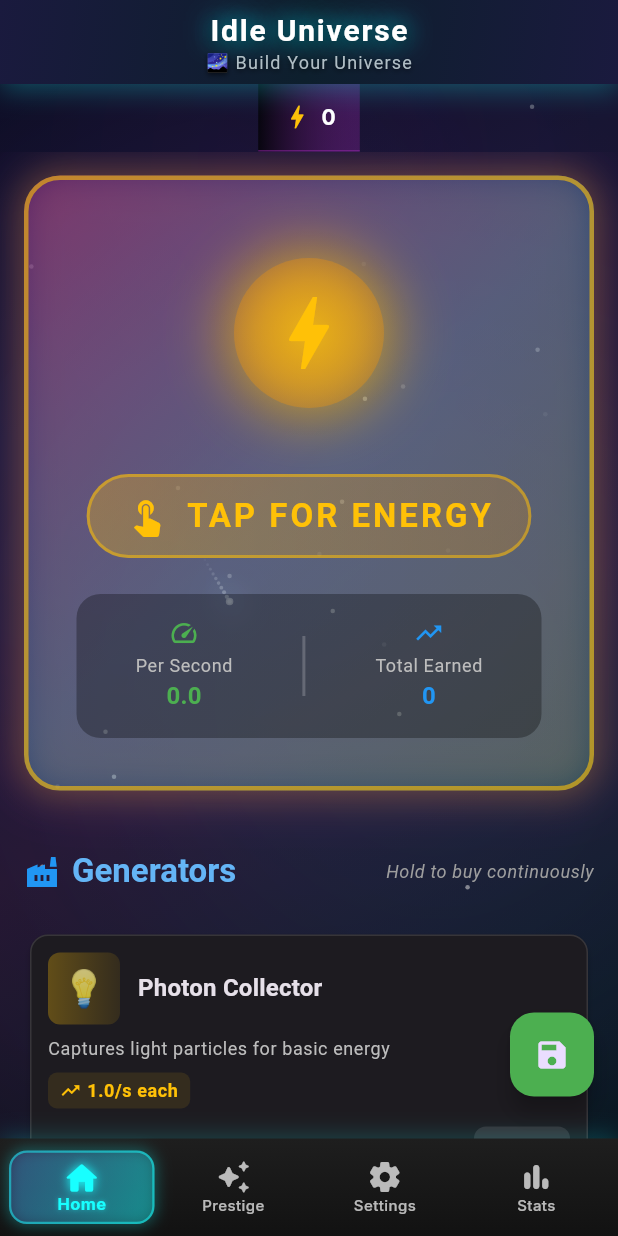
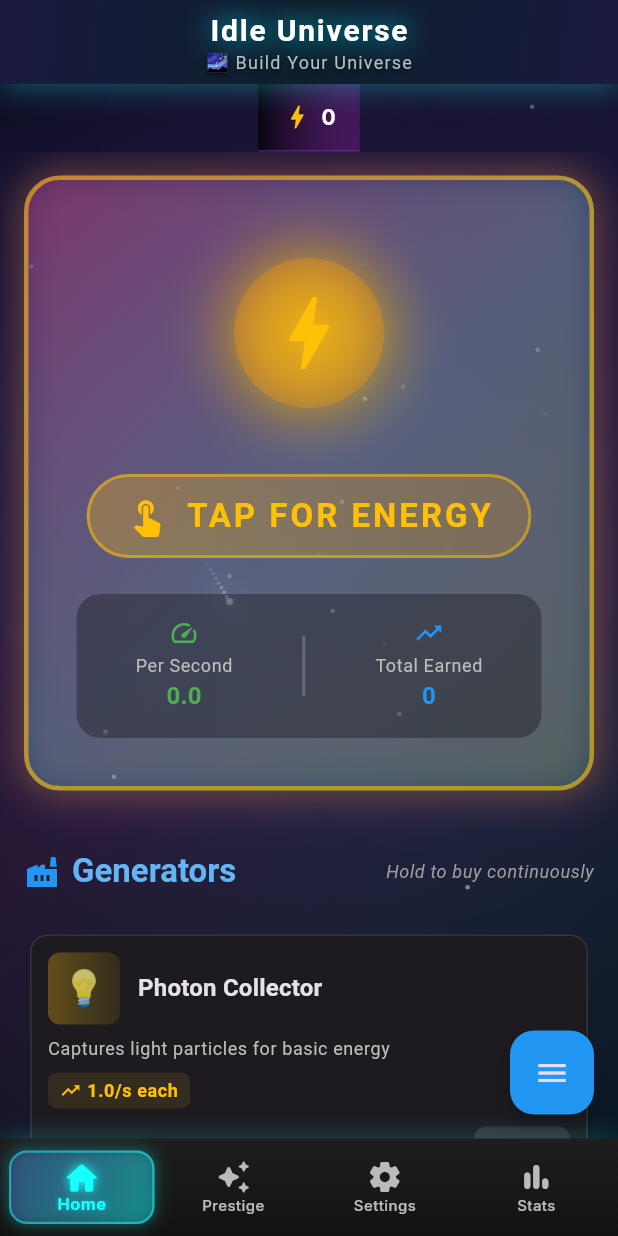
Before and after one commit to ThanhdatOris/idle_universe, a Flutter app: the screen it shows after launch, on a phone screen of 412 x 824 dp. Run offline on Flutter 3.47's test engine with Material 3 defaults, Android fonts, the phone set to English and light mode, and no system bars; our stand-ins replace decimal, flutter_riverpod, google_fonts, shared_preferences.

Commit message:
feat: Add navigation to Achievements and Upgrades screens

```diff
--- a/lib/features/home/presentation/screens/home_screen.dart
+++ b/lib/features/home/presentation/screens/home_screen.dart
@@ -3,7 +3,9 @@ import 'dart:async';
 import 'package:flutter/material.dart';
 import 'package:flutter_riverpod/flutter_riverpod.dart';
 import 'package:idle_universe/core/widgets/widgets.dart';
+import 'package:idle_universe/features/achievements/presentation/screens/achievements_screen.dart';
 import 'package:idle_universe/features/home/presentation/logic/comprehensive_game_controller.dart';
+import 'package:idle_universe/features/upgrades/presentation/screens/upgrades_screen.dart';
 
 /// HomeScreen - Main game screen with generators
 class HomeScreen extends ConsumerStatefulWidget {
@@ -16,6 +18,7 @@ class HomeScreen extends ConsumerStatefulWidget {
 class _HomeScreenState extends ConsumerState<HomeScreen> {
   Timer? _holdTimer;
   int _tapAnimationKey = 0;
+  bool _menuExpanded = false;
 
   @override
   void initState() {
@@ -405,15 +408,135 @@ class _HomeScreenState extends ConsumerState<HomeScreen> {
     );
   }
 
-  /// Build floating action buttons
+  /// Build floating action buttons with expandable menu
   Widget _buildFloatingActions(BuildContext context, controller) {
     return Column(
       mainAxisSize: MainAxisSize.min,
+      crossAxisAlignment: CrossAxisAlignment.end,
       children: [
-        // Save button
+        // Menu items (shown when expanded)
+        if (_menuExpanded) ...[
+          _buildMenuButton(
+            context,
+            icon: Icons.emoji_events,
+            label: 'Achievements',
+            color: Colors.amber,
+            onTap: () => _navigateToAchievements(context),
+          ),
+          const SizedBox(height: 12),
+          _buildMenuButton(
+            context,
+            icon: Icons.upgrade,
+            label: 'Upgrades',
+            color: Colors.purple,
+            onTap: () => _navigateToUpgrades(context),
+          ),
+          const SizedBox(height: 12),
+          _buildMenuButton(
+            context,
+            icon: Icons.save,
+            label: 'Save',
+            color: Colors.green,
+            onTap: () => _saveGame(context, controller),
+          ),
+          const SizedBox(height: 12),
+          if (controller.canPrestige())
+            _buildMenuButton(
+              context,
+              icon: Icons.auto_awesome,
+              label: 'Prestige',
+              color: Colors.purple,
+              onTap: () => _showPrestigeDialog(context, controller),
+            ),
+          if (controller.canPrestige()) const SizedBox(height: 12),
+        ],
+
+        // Main menu button
         FloatingActionButton(
-          heroTag: 'save',
-          onPressed: () async {
+          heroTag: 'menu',
+          onPressed: () {
+            setState(() {
+              _menuExpanded = !_menuExpanded;
+            });
+          },
+          backgroundColor: _menuExpanded ? Colors.red : Colors.blue,
+          child: AnimatedRotation(
+            turns: _menuExpanded ? 0.125 : 0,
+            duration: const Duration(milliseconds: 200),
+            child: Icon(_menuExpanded ? Icons.close : Icons.menu),
+          ),
+        ),
+      ],
+    );
+  }
+
+  /// Build individual menu button
+  Widget _buildMenuButton(
+    BuildContext context, {
+    required IconData icon,
+    required String label,
+    required Color color,
+    required VoidCallback onTap,
+  }) {
+    return AnimatedScale(
+      scale: _menuExpanded ? 1.0 : 0.0,
+      duration: const Duration(milliseconds: 200),
+      curve: Curves.easeOut,
+      child: Row(
+        mainAxisSize: MainAxisSize.min,
+        children: [
+          Container(
+            padding: const EdgeInsets.symmetric(horizontal: 12, vertical: 8),
+            decoration: BoxDecoration(
+              color: Colors.black.withValues(alpha: 0.7),
+              borderRadius: BorderRadius.circular(20),
+            ),
+            child: Text(
+              label,
+              style: const TextStyle(
+                color: Colors.white,
+                fontWeight: FontWeight.bold,
+              ),
+            ),
+          ),
+          const SizedBox(width: 8),
+          FloatingActionButton(
+            heroTag: label,
+            mini: true,
+            onPressed: onTap,
+            backgroundColor: color,
+            child: Icon(icon),
+          ),
+        ],
+      ),
+    );
+  }
+
+  /// Navigate to Achievements screen
+  void _navigateToAchievements(BuildContext context) {
+    setState(() => _menuExpanded = false);
+    Navigator.push(
+      context,
+      MaterialPageRoute(
+        builder: (context) => const AchievementsScreen(),
+      ),
+    );
+  }
+
+  /// Navigate to Upgrades screen
+  void _navigateToUpgrades(BuildContext context) {
+    setState(() => _menuExpanded = false);
+    Navigator.push(
+      context,
+      MaterialPageRoute(
+        builder: (context) => const UpgradesScreen(),
+      ),
+    );
+  }
+
+  /// Save game
+  Future<void> _saveGame(BuildContext context, controller) async {
+    setState(() => _menuExpanded = false);
     final success = await controller.saveGame();
     if (context.mounted) {
       ScaffoldMessenger.of(context).showSnackBar(
@@ -424,25 +547,6 @@ class _HomeScreenState extends ConsumerState<HomeScreen> {
         ),
       );
     }
-          },
-          backgroundColor: Colors.green,
-          child: const Icon(Icons.save),
-        ),
-        const SizedBox(height: 12),
-
-        // Prestige button (if available)
-        if (controller.canPrestige())
-          FloatingActionButton.extended(
-            heroTag: 'prestige',
-            onPressed: () {
-              _showPrestigeDialog(context, controller);
-            },
-            backgroundColor: Colors.purple,
-            icon: const Icon(Icons.auto_awesome),
-            label: const Text('Prestige'),
-          ),
-      ],
-    );
   }
 
   /// Show prestige confirmation dialog
```
Lines whose indentation alone changed are shown as unchanged.
